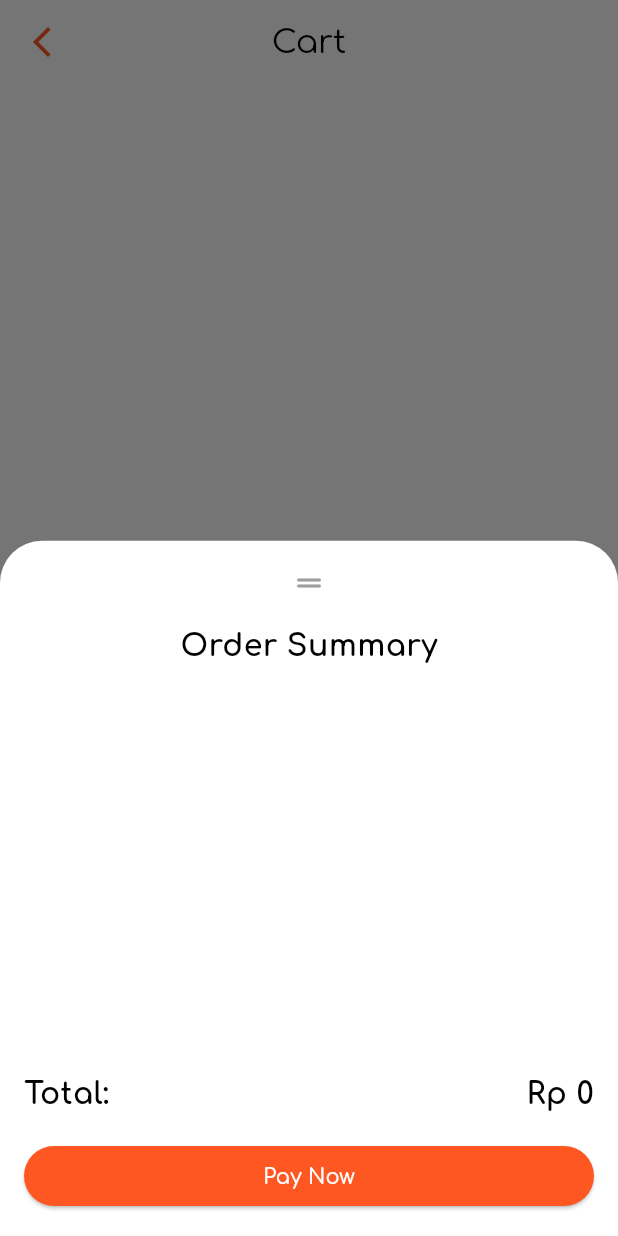
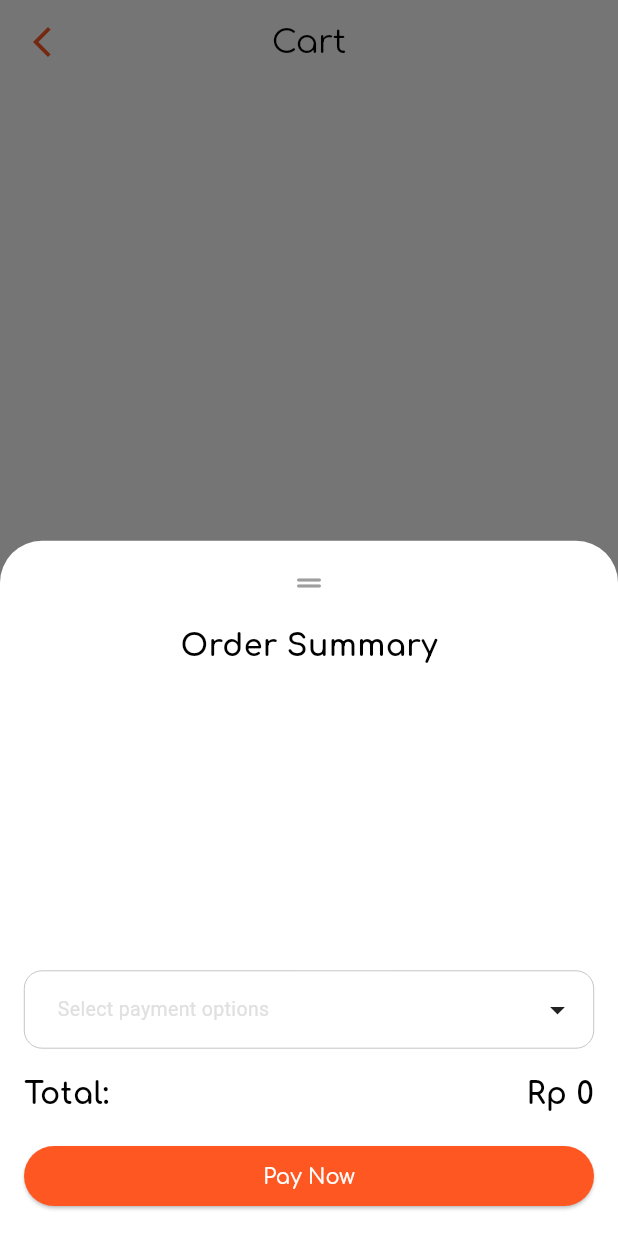
Before and after one commit to AlphaByte-RedTeam/sushi_app, a Flutter app: the CartPage screen opened directly with empty values, after a tap on "Check Out", on a phone screen of 412 x 824 dp. Run offline on Flutter 3.47's test engine with Material 3 defaults, Android fonts, the phone set to English and light mode, and no system bars; drawn by our look-alikes of multi_dropdown; our stand-ins replace banner_carousel, chips_choice, flutter_dotenv, flutter_signin_button, flutter_svg, gap and 3 more; accounts and stored records are empty.

Commit message:
add payment options

```diff
--- a/lib/pages/cart.dart
+++ b/lib/pages/cart.dart
@@ -3,6 +3,7 @@ import 'package:flutter_svg/flutter_svg.dart';
 import 'package:gap/gap.dart';
 import 'package:google_fonts/google_fonts.dart';
 import 'package:money_formatter/money_formatter.dart';
+import 'package:multi_dropdown/multiselect_dropdown.dart';
 import 'package:sushi_app/model/cart.dart';
 import 'package:sushi_app/ui/card/item_cart.dart';
 
@@ -23,6 +24,11 @@ class CartPage extends StatefulWidget {
 }
 
 class _CartPageState extends State<CartPage> {
+  List<ValueItem> listPaymentOptions = [
+    const ValueItem(label: 'Ovo', value: 'Ovo'),
+    const ValueItem(label: 'BCA', value: 'BCA'),
+  ];
+
   MoneyFormatterOutput get fmfNormalTotal {
     return MoneyFormatter(
       amount: widget.totalPrice,
@@ -61,6 +67,8 @@ class _CartPageState extends State<CartPage> {
       ).output;
     }
   }
+
+  int _selectedPayment = 0;
 
   @override
   Widget build(BuildContext context) {
@@ -127,11 +135,11 @@ class _CartPageState extends State<CartPage> {
                         showModalBottomSheet(
                             context: context,
                             builder: (context) {
-                              return Padding(
+                              return Center(
+                                child: Padding(
                                   padding: const EdgeInsets.all(16),
                                   child: Container(
-                                  height:
-                                      MediaQuery.of(context).size.height * 0.6,
+                                    height: MediaQuery.of(context).size.height,
                                     width: MediaQuery.of(context).size.width,
                                     color: Colors.white,
                                     child: Column(
@@ -151,18 +159,38 @@ class _CartPageState extends State<CartPage> {
                                         const Gap(16),
                                         Expanded(
                                           child: ListView.separated(
-                                          separatorBuilder: (context, index) =>
+                                            separatorBuilder:
+                                                (context, index) =>
                                                     const Gap(16),
                                             itemBuilder: (context, index) {
                                               return Row(
                                                 mainAxisAlignment:
                                                     MainAxisAlignment
                                                         .spaceBetween,
+                                                crossAxisAlignment:
+                                                    CrossAxisAlignment.center,
+                                                children: [
+                                                  Column(
+                                                    crossAxisAlignment:
+                                                        CrossAxisAlignment
+                                                            .start,
                                                     children: [
                                                       Text(
-                                                  '${widget.cart.items[index].menuName}     x${widget.cart.items[index].quantity}',
-                                                  style:
-                                                      GoogleFonts.comfortaa(),
+                                                        widget.cart.items[index]
+                                                            .menuName,
+                                                        style: GoogleFonts
+                                                            .comfortaa(
+                                                          fontSize: 14,
+                                                        ),
+                                                      ),
+                                                      Text(
+                                                        'Qty: ${widget.cart.items[index].quantity}x',
+                                                        style: GoogleFonts
+                                                            .comfortaa(
+                                                          fontSize: 12,
+                                                        ),
+                                                      ),
+                                                    ],
                                                   ),
                                                   Text(
                                                     getNormalPriceForItem(index)
@@ -177,6 +205,19 @@ class _CartPageState extends State<CartPage> {
                                             itemCount: widget.cart.items.length,
                                           ),
                                         ),
+                                        const Gap(16),
+                                        MultiSelectDropDown(
+                                          onOptionSelected: null,
+                                          options: listPaymentOptions,
+                                          selectionType: SelectionType.single,
+                                          dropdownHeight: MediaQuery.of(context)
+                                                  .size
+                                                  .height *
+                                              0.3,
+                                          showClearIcon: false,
+                                          hint: 'Select payment options',
+                                        ),
+                                        const Gap(16),
                                         Row(
                                           mainAxisAlignment:
                                               MainAxisAlignment.spaceBetween,
@@ -211,13 +252,15 @@ class _CartPageState extends State<CartPage> {
                                                 ),
                                                 child: Text(
                                                   'Pay Now',
-                                                style: GoogleFonts.comfortaa(),
+                                                  style:
+                                                      GoogleFonts.comfortaa(),
                                                 ),
                                               ),
                                             ),
                                           ],
                                         ),
                                       ],
+                                    ),
                                   ),
                                 ),
                               );
```
Lines whose indentation alone changed are shown as unchanged.
